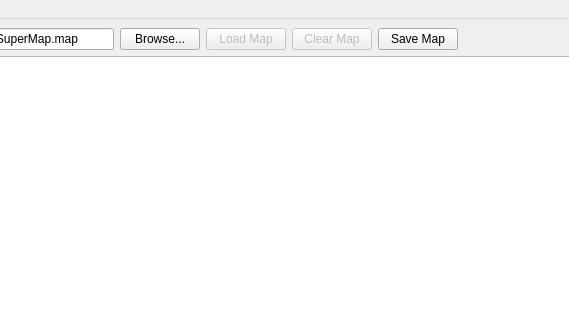
First picture: the form in gui/map_editor.ui, repository TaimoorRana/Risk, before the edit; both pictures show x 114 to 683 and y 0 to 320 of the 800 by 600 pixel window.
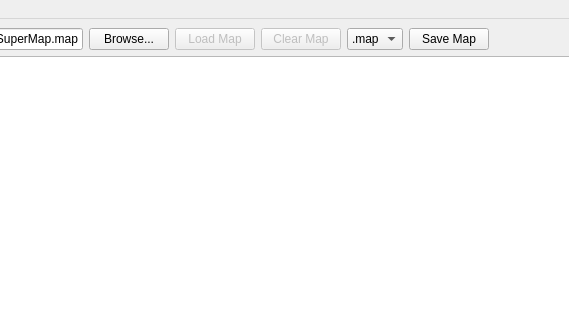
Second picture: the form after the edit.

The edit to the form file:
```diff
--- a/gui/map_editor.ui
+++ b/gui/map_editor.ui
@@ -63,8 +63,28 @@
         </property>
        </widget>
       </item>
+      <item>
+       <widget class="QComboBox" name="saveComboBox">
+        <property name="toolTip">
+         <string>Set format for saving the map file.</string>
+        </property>
+        <item>
+         <property name="text">
+          <string extracomment="The format implemented from the website. A variant of CSV.">.map</string>
+         </property>
+        </item>
+        <item>
+         <property name="text">
+          <string extracomment="XML format automatically derived from the Cereal library">.xml</string>
+         </property>
+        </item>
+       </widget>
+      </item>
       <item>
        <widget class="QPushButton" name="saveMapPushButton">
+        <property name="enabled">
+         <bool>true</bool>
+        </property>
         <property name="toolTip">
          <string>Click to save the map file into the build folder.</string>
         </property>
```
Left out of the diff: 5 changed lines with no effect on the pictures.
